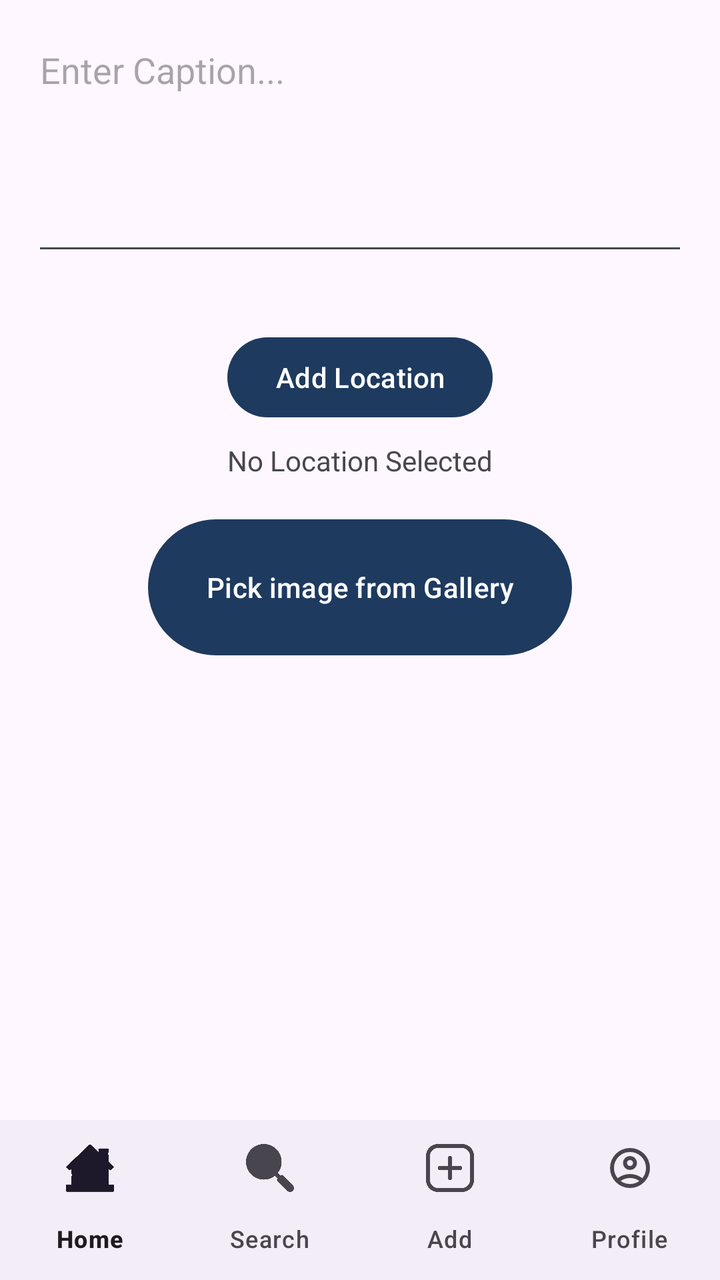
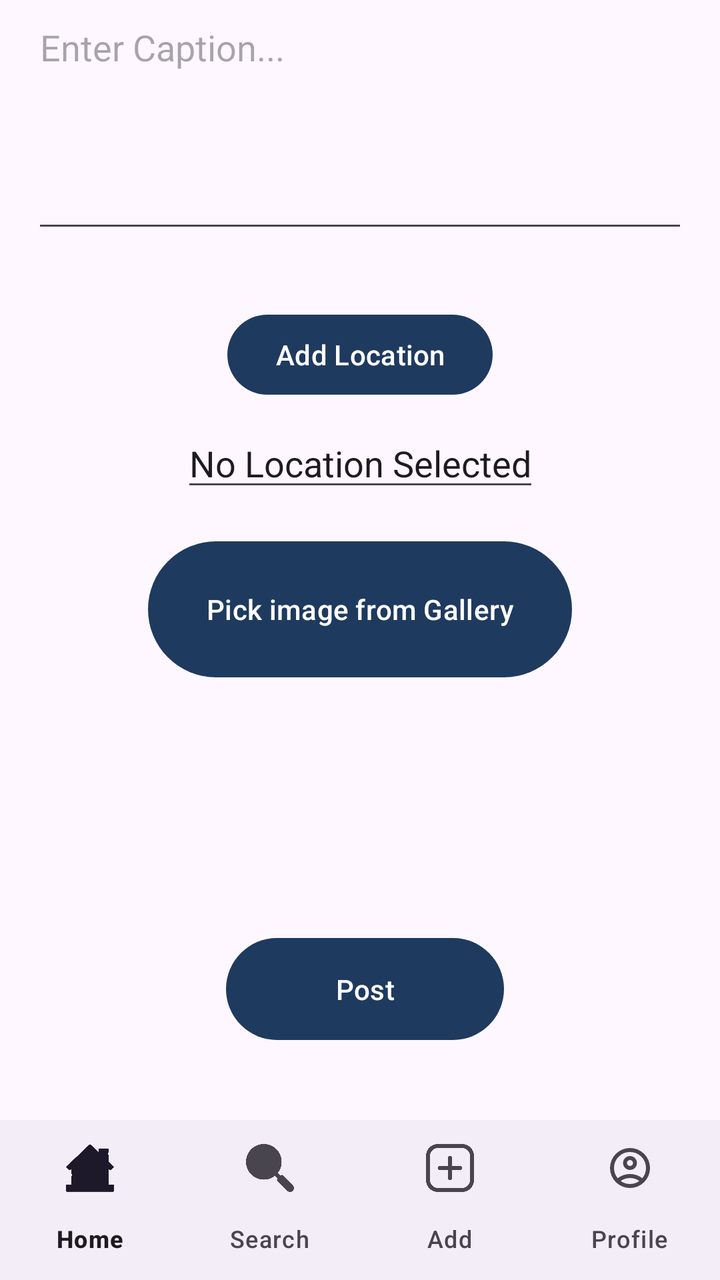

An Android layout rendered at two revisions. The XML below is the earlier revision; the diff shows what the commit changed to produce the second picture.
<!-- AndroidManifest.xml: application theme Theme.WooferProject -->
<!-- res/layout/post_page.xml -->
<androidx.constraintlayout.widget.ConstraintLayout
    xmlns:android="http://schemas.android.com/apk/res/android"
    xmlns:app="http://schemas.android.com/apk/res-auto"
    android:layout_width="match_parent"
    android:layout_height="match_parent">


    <EditText
        android:id="@+id/addText"
        android:layout_width="0dp"
        android:layout_height="120dp"
        android:ems="10"
        android:gravity="start|top"
        android:inputType="textMultiLine"
        android:hint="Enter Caption..."
        app:layout_constraintTop_toTopOf="parent"
        app:layout_constraintBottom_toTopOf="@+id/locationButt"
        app:layout_constraintStart_toStartOf="parent"
        app:layout_constraintEnd_toEndOf="parent"
        app:layout_constraintVertical_chainStyle="packed"
        android:layout_margin="16dp"/>


    <Button
        android:id="@+id/locationButt"
        android:layout_width="wrap_content"
        android:layout_height="wrap_content"
        android:text="Add Location"
        app:layout_constraintTop_toBottomOf="@id/addText"
        app:layout_constraintBottom_toTopOf="@+id/location"
        app:layout_constraintStart_toStartOf="parent"
        app:layout_constraintEnd_toEndOf="parent"
        android:layout_marginTop="16dp"/>


    <TextView
        android:id="@+id/location"
        android:layout_width="wrap_content"
        android:layout_height="wrap_content"
        android:text="No Location Selected"
        app:layout_constraintTop_toBottomOf="@id/locationButt"
        app:layout_constraintBottom_toTopOf="@+id/imageButt"
        app:layout_constraintStart_toStartOf="parent"
        app:layout_constraintEnd_toEndOf="parent"
        android:layout_marginTop="8dp"/>


    <Button
        android:id="@+id/imageButt"
        android:layout_width="212dp"
        android:layout_height="76dp"
        android:text="Pick image from Gallery"
        app:layout_constraintTop_toBottomOf="@id/location"
        app:layout_constraintBottom_toTopOf="@+id/imageView"
        app:layout_constraintStart_toStartOf="parent"
        app:layout_constraintEnd_toEndOf="parent"
        android:layout_marginTop="16dp"/>

    <ImageView
        android:id="@+id/imageView"
        android:layout_width="0dp"
        android:layout_height="200dp"
        app:layout_constraintTop_toBottomOf="@id/imageButt"
        app:layout_constraintBottom_toTopOf="@+id/navigationBar"
        app:layout_constraintStart_toStartOf="parent"
        app:layout_constraintEnd_toEndOf="parent"
        android:layout_margin="16dp"/>

    <com.google.android.material.bottomnavigation.BottomNavigationView
        android:id="@+id/navigationBar"
        android:layout_width="match_parent"
        android:layout_height="wrap_content"
        app:labelVisibilityMode="labeled"
        app:menu="@menu/bottom_menu"
        app:layout_constraintBottom_toBottomOf="parent" />

</androidx.constraintlayout.widget.ConstraintLayout>
<!-- resources referenced by this layout -->
<resources>
  <style name="Theme.WooferProject" parent="Base.Theme.WooferProject" />
  <style name="Base.Theme.WooferProject" parent="Theme.Material3.DayNight.NoActionBar">
          
          <item name="colorPrimary">@color/magnet_blue</item>
          <item name="colorOnPrimary">@color/white</item>
          <item name="colorPrimaryContainer">@color/magnet_blue</item>
          <item name="colorOnPrimaryContainer">@color/white</item>
      </style>
  <color name="magnet_blue">#1E3A5F</color>
  <color name="white">#FFFFFFFF</color>
</resources>

<!-- the commit's change to res/layout/post_page.xml (unified diff, before → after) -->
@@ -1,6 +1,7 @@
 <androidx.constraintlayout.widget.ConstraintLayout
     xmlns:android="http://schemas.android.com/apk/res/android"
     xmlns:app="http://schemas.android.com/apk/res-auto"
+    xmlns:tools="http://schemas.android.com/tools"
     android:layout_width="match_parent"
     android:layout_height="match_parent">
 
@@ -33,7 +34,7 @@
         android:layout_marginTop="16dp"/>
 
 
-    <TextView
+    <EditText
         android:id="@+id/location"
         android:layout_width="wrap_content"
         android:layout_height="wrap_content"
@@ -66,6 +67,17 @@
         app:layout_constraintEnd_toEndOf="parent"
         android:layout_margin="16dp"/>
 
+    <Button
+        android:id="@+id/postButton"
+        android:layout_width="139dp"
+        android:layout_height="59dp"
+        android:layout_marginBottom="36dp"
+        android:text="Post"
+        app:layout_constraintBottom_toTopOf="@id/navigationBar"
+        app:layout_constraintEnd_toEndOf="parent"
+        app:layout_constraintHorizontal_bias="0.511"
+        app:layout_constraintStart_toStartOf="parent" />
+
     <com.google.android.material.bottomnavigation.BottomNavigationView
         android:id="@+id/navigationBar"
         android:layout_width="match_parent"
@@ -74,4 +86,5 @@
         app:menu="@menu/bottom_menu"
         app:layout_constraintBottom_toBottomOf="parent" />
 
+
 </androidx.constraintlayout.widget.ConstraintLayout>
